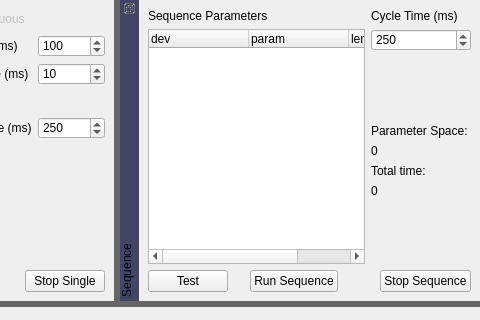
First picture: the form in lib/modules/ProtocolRunner/ProtocolRunnerTemplate.ui, repository acq4/acq4, before the edit; both pictures show x 638 to 1118 and y 0 to 320 of the 1118 by 593 pixel window.
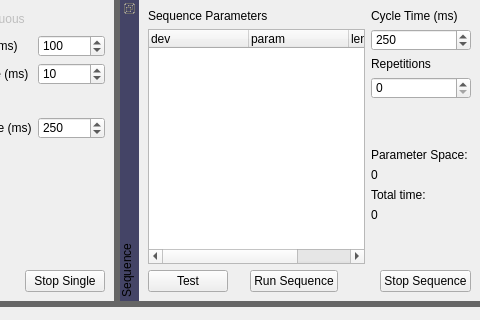
Second picture: the form after the edit.

Commit message: Added code for sequence repetitions and trace averaging in MC device (not tested yet)

What changed in the file:
```diff
--- a/lib/modules/ProtocolRunner/ProtocolRunnerTemplate.ui
+++ b/lib/modules/ProtocolRunner/ProtocolRunnerTemplate.ui
@@ -413,6 +413,23 @@
          </property>
         </widget>
        </item>
+       <item>
+        <widget class="QLabel" name="label_11">
+         <property name="text">
+          <string>Repetitions</string>
+         </property>
+        </widget>
+       </item>
+       <item>
+        <widget class="QSpinBox" name="seqRepetitionSpin">
+         <property name="minimum">
+          <number>0</number>
+         </property>
+         <property name="maximum">
+          <number>1000000</number>
+         </property>
+        </widget>
+       </item>
        <item>
         <spacer>
          <property name="orientation">
```
The commit also changes 12 other files.
